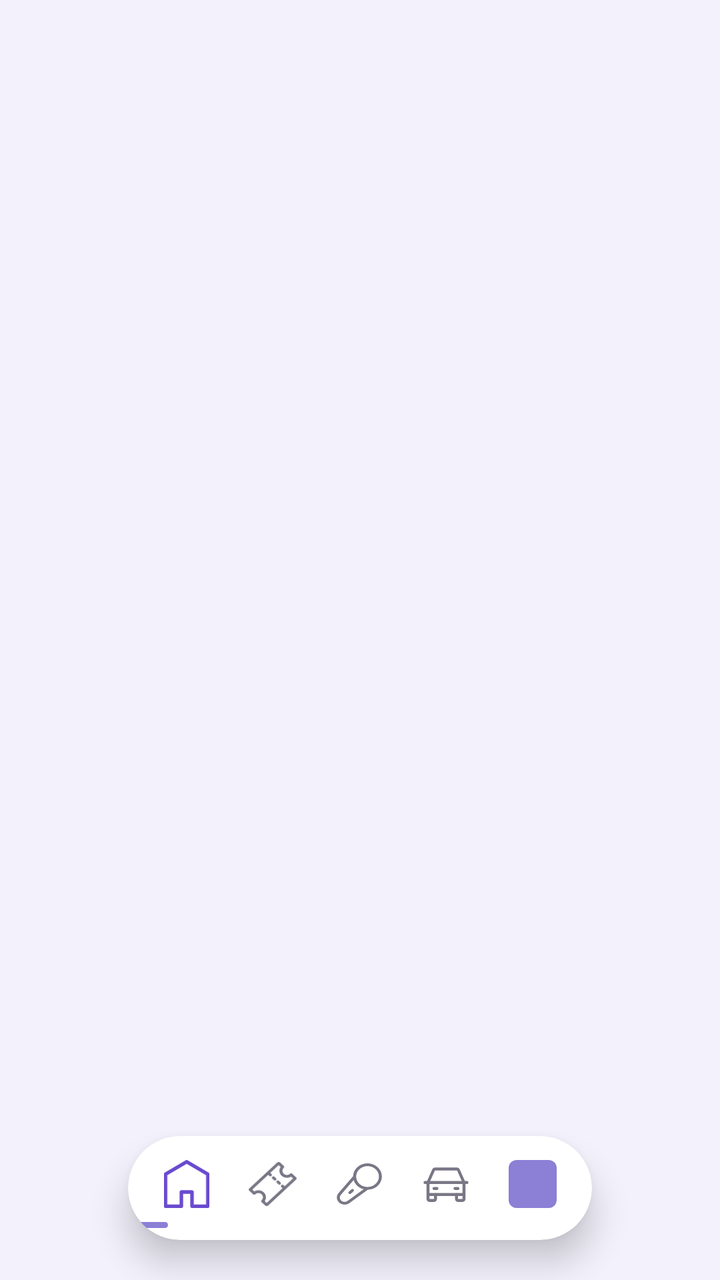
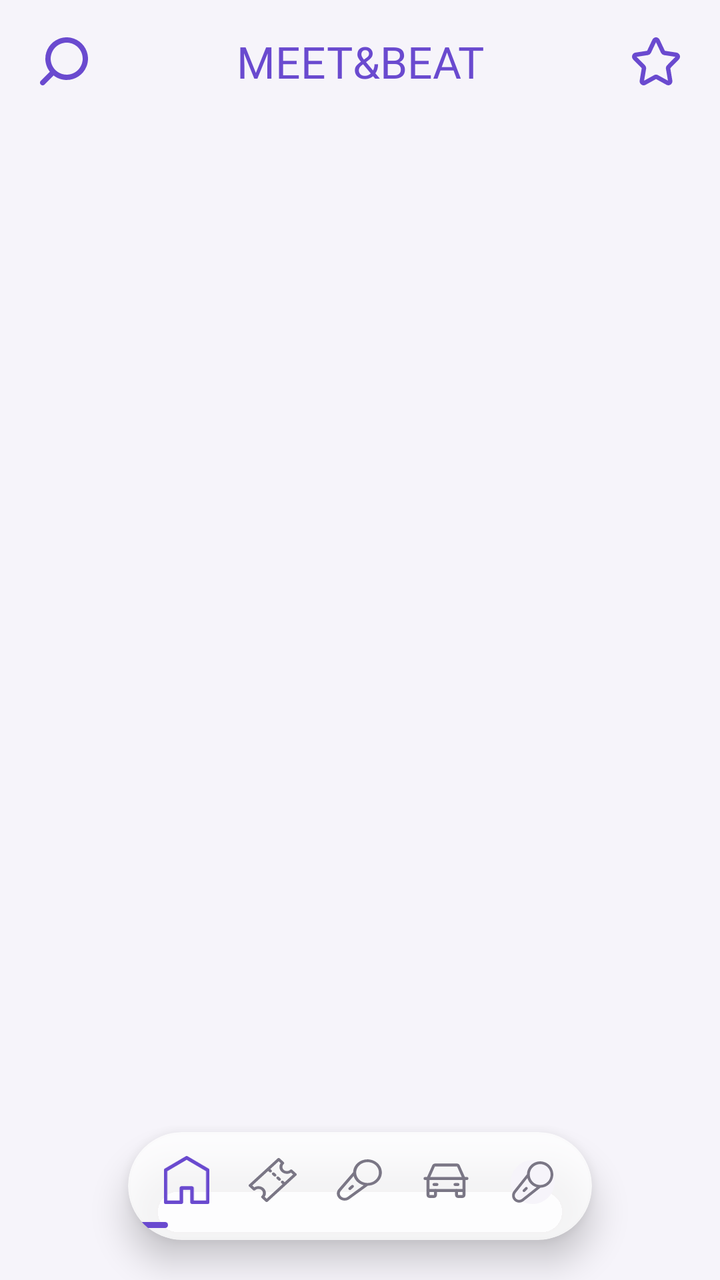

The first picture is an Android layout as it rendered before a commit; the second is the same layout after the commit. The layout source and the unified diff follow.
<!-- AndroidManifest.xml: activity theme Theme.MeetBeat -->
<!-- res/layout/activity_main_container.xml -->
<?xml version="1.0" encoding="utf-8"?>

<FrameLayout xmlns:android="http://schemas.android.com/apk/res/android"
    android:layout_width="match_parent"
    android:layout_height="match_parent"
    android:background="@color/purple_light">

    <FrameLayout
        android:id="@+id/fragmentContainer"
        android:layout_width="match_parent"
        android:layout_height="match_parent" />

    <include
        android:id="@+id/bottomNavContainer"
        layout="@layout/bottom_nav"
        android:layout_width="match_parent"
        android:layout_height="wrap_content"
        android:layout_gravity="bottom"
        android:layout_marginHorizontal="64dp"
        android:layout_marginBottom="20dp" />

</FrameLayout>
<!-- res/layout/bottom_nav.xml (included above) -->
<?xml version="1.0" encoding="utf-8"?>

<androidx.cardview.widget.CardView xmlns:android="http://schemas.android.com/apk/res/android"
    xmlns:app="http://schemas.android.com/apk/res-auto"
    android:layout_width="match_parent"
    android:layout_height="wrap_content"
    app:cardCornerRadius="32dp"
    app:cardElevation="10dp"
    app:cardBackgroundColor="@color/card_background">

    <FrameLayout
        android:layout_width="match_parent"
        android:layout_height="wrap_content">

        <LinearLayout
            android:id="@+id/navItemsContainer"
            android:layout_width="match_parent"
            android:layout_height="wrap_content"
            android:orientation="horizontal"
            android:paddingHorizontal="8dp"
            android:paddingTop="12dp"
            android:paddingBottom="16dp"
            android:weightSum="5">

            <LinearLayout
                android:id="@+id/navHome"
                android:layout_width="0dp"
                android:layout_height="wrap_content"
                android:layout_weight="1"
                android:gravity="center"
                android:clickable="true"
                android:focusable="true">

                <ImageView
                    android:id="@+id/iconHome"
                    android:layout_width="24dp"
                    android:layout_height="24dp"
                    android:src="@drawable/ic_home" />
            </LinearLayout>

            <LinearLayout
                android:id="@+id/navTicket"
                android:layout_width="0dp"
                android:layout_height="wrap_content"
                android:layout_weight="1"
                android:gravity="center"
                android:clickable="true"
                android:focusable="true">

                <ImageView
                    android:id="@+id/iconTicket"
                    android:layout_width="24dp"
                    android:layout_height="24dp"
                    android:src="@drawable/ic_ticket" />
            </LinearLayout>

            <LinearLayout
                android:id="@+id/navMic"
                android:layout_width="0dp"
                android:layout_height="wrap_content"
                android:layout_weight="1"
                android:gravity="center"
                android:clickable="true"
                android:focusable="true">

                <ImageView
                    android:id="@+id/iconMic"
                    android:layout_width="24dp"
                    android:layout_height="24dp"
                    android:src="@drawable/ic_mic" />
            </LinearLayout>

            <LinearLayout
                android:id="@+id/navCart"
                android:layout_width="0dp"
                android:layout_height="wrap_content"
                android:layout_weight="1"
                android:gravity="center"
                android:clickable="true"
                android:focusable="true">

                <ImageView
                    android:id="@+id/iconCart"
                    android:layout_width="24dp"
                    android:layout_height="24dp"
                    android:src="@drawable/ic_cart" />
            </LinearLayout>

            <LinearLayout
                android:id="@+id/navProfile"
                android:layout_width="0dp"
                android:layout_height="wrap_content"
                android:layout_weight="1"
                android:gravity="center"
                android:clickable="true"
                android:focusable="true">

                <ImageView
                    android:id="@+id/iconProfile"
                    android:layout_width="24dp"
                    android:layout_height="24dp"
                    android:src="@drawable/ic_profile_placeholder" />
            </LinearLayout>

        </LinearLayout>

        
        <View
            android:id="@+id/underlineIndicator"
            android:layout_width="20dp"
            android:layout_height="3dp"
            android:layout_gravity="bottom|left"
            android:layout_marginBottom="6dp"
            android:background="@drawable/bg_nav_underline" />

    </FrameLayout>

</androidx.cardview.widget.CardView>
<!-- resources referenced by this layout -->
<resources>
  <color name="card_background">#FFFFFF</color>
  <color name="purple_light">#F3F1FB</color>
  <!-- drawable bg_nav_underline (drawable) -->
  <?xml version="1.0" encoding="utf-8"?>
  
  <shape xmlns:android="http://schemas.android.com/apk/res/android"
      android:shape="rectangle">
      <solid android:color="@color/purple_primary" />
      <corners android:radius="4dp" />
  </shape>
  <!-- drawable ic_profile_placeholder (drawable) -->
  <?xml version="1.0" encoding="utf-8"?>
  
  <shape xmlns:android="http://schemas.android.com/apk/res/android"
      android:shape="rectangle">
      <solid android:color="@color/purple_primary" />
      <corners android:radius="4dp" />
  </shape>
  <style name="Theme.MeetBeat" parent="Base.Theme.MeetBeat" />
  <color name="purple_primary">#8B7FD6</color>
  <style name="Base.Theme.MeetBeat" parent="Theme.Material3.DayNight.NoActionBar">
          
          
      </style>
  <!-- unchanged entries left out for length: 4 -->
</resources>

<!-- the commit's change to res/layout/activity_main_container.xml (unified diff, before → after) -->
@@ -5,10 +5,21 @@
     android:layout_height="match_parent"
     android:background="@color/purple_light">
 
-    <FrameLayout
-        android:id="@+id/fragmentContainer"
+    <LinearLayout
         android:layout_width="match_parent"
-        android:layout_height="match_parent" />
+        android:layout_height="match_parent"
+        android:orientation="vertical">
+
+        
+        <include layout="@layout/app_header" />
+
+        <androidx.viewpager2.widget.ViewPager2
+            android:id="@+id/viewPager"
+            android:layout_width="match_parent"
+            android:layout_height="0dp"
+            android:layout_weight="1" />
+
+    </LinearLayout>
 
     <include
         android:id="@+id/bottomNavContainer"
@@ -20,6 +31,43 @@
         android:layout_marginBottom="20dp" />
 
 </FrameLayout>
+<!-- res/layout/app_header.xml (included above) -->
+<?xml version="1.0" encoding="utf-8"?>
+
+<LinearLayout xmlns:android="http://schemas.android.com/apk/res/android"
+    xmlns:app="http://schemas.android.com/apk/res-auto"
+    android:layout_width="match_parent"
+    android:layout_height="wrap_content"
+    android:orientation="horizontal"
+    android:gravity="center_vertical"
+    android:paddingHorizontal="20dp"
+    android:paddingVertical="16dp">
+
+    <ImageView
+        android:id="@+id/iconSearch"
+        android:layout_width="24dp"
+        android:layout_height="24dp"
+        android:src="@drawable/ic_search"
+        app:tint="@color/purple_primary" />
+
+    <TextView
+        android:layout_width="0dp"
+        android:layout_height="wrap_content"
+        android:layout_weight="1"
+        android:text="MEET&amp;BEAT"
+        android:textColor="@color/purple_primary"
+        android:textSize="22sp"
+        android:fontFamily="@font/antonio_bold"
+        android:gravity="center" />
+
+    <ImageView
+        android:id="@+id/iconNotifications"
+        android:layout_width="24dp"
+        android:layout_height="24dp"
+        android:src="@drawable/ic_notifications"
+        app:tint="@color/purple_primary" />
+
+</LinearLayout>
 <!-- res/layout/bottom_nav.xml (included above) -->
 <?xml version="1.0" encoding="utf-8"?>
 
@@ -29,7 +77,7 @@
     android:layout_height="wrap_content"
     app:cardCornerRadius="32dp"
     app:cardElevation="10dp"
-    app:cardBackgroundColor="@color/card_background">
+    app:cardBackgroundColor="@color/vidro_fundo">
 
     <FrameLayout
         android:layout_width="match_parent"
@@ -120,9 +168,11 @@
 
                 <ImageView
                     android:id="@+id/iconProfile"
-                    android:layout_width="24dp"
-                    android:layout_height="24dp"
-                    android:src="@drawable/ic_profile_placeholder" />
+                    android:layout_width="26dp"
+                    android:layout_height="26dp"
+                    android:padding="2dp"
+                    android:scaleType="centerCrop"
+                    android:src="@drawable/ic_avatar_placeholder" />
             </LinearLayout>
 
         </LinearLayout>
<!-- resource entries referenced after the edit -->
@@ -1,7 +1,6 @@
 <!-- resources referenced by this layout -->
 <resources>
-  <color name="card_background">#FFFFFF</color>
-  <color name="purple_light">#F3F1FB</color>
+  <color name="purple_light">#F6F4FA</color>
   <!-- drawable bg_nav_underline (drawable) -->
   <?xml version="1.0" encoding="utf-8"?>
   
@@ -10,16 +9,49 @@
       <solid android:color="@color/purple_primary" />
       <corners android:radius="4dp" />
   </shape>
-  <!-- drawable ic_profile_placeholder (drawable) -->
+  <!-- drawable ic_avatar_placeholder (drawable) -->
   <?xml version="1.0" encoding="utf-8"?>
-  
-  <shape xmlns:android="http://schemas.android.com/apk/res/android"
-      android:shape="rectangle">
-      <solid android:color="@color/purple_primary" />
-      <corners android:radius="4dp" />
-  </shape>
+  <layer-list xmlns:android="http://schemas.android.com/apk/res/android">
+      <item>
+          <shape android:shape="oval">
+              <solid android:color="@color/purple_light" />
+          </shape>
+      </item>
+      <item
+          android:width="40dp"
+          android:height="40dp"
+          android:gravity="center"
+          android:drawable="@drawable/ic_mic"
+          android:tint="@color/purple_primary" />
+  </layer-list>
+  <!-- drawable ic_notifications (drawable) -->
+  <vector xmlns:android="http://schemas.android.com/apk/res/android"
+      android:width="33dp"
+      android:height="33dp"
+      android:viewportWidth="33"
+      android:viewportHeight="33">
+    <path
+        android:pathData="M17.627,2.236L21.285,9.994C21.464,10.384 21.817,10.657 22.228,10.723L30.415,11.971C30.747,12.019 31.047,12.203 31.249,12.482C31.45,12.761 31.535,13.113 31.487,13.458C31.445,13.741 31.315,14.003 31.115,14.201L25.185,20.265C24.886,20.564 24.751,21 24.828,21.425L26.257,29.972C26.36,30.676 25.903,31.337 25.228,31.458C24.95,31.503 24.665,31.456 24.414,31.324L17.112,27.296C16.747,27.087 16.305,27.087 15.941,27.296L8.596,31.354C7.98,31.683 7.224,31.438 6.896,30.804C6.768,30.548 6.723,30.256 6.767,29.972L8.196,21.425C8.265,21.001 8.132,20.569 7.839,20.265L1.866,14.201C1.378,13.686 1.378,12.858 1.866,12.343C2.066,12.151 2.313,12.022 2.581,11.971L10.768,10.723C11.177,10.652 11.528,10.381 11.711,9.994L15.369,2.236C15.514,1.921 15.774,1.68 16.092,1.568C16.409,1.457 16.756,1.483 17.055,1.641C17.302,1.771 17.502,1.979 17.627,2.236Z"
+        android:strokeLineJoin="round"
+        android:strokeWidth="3"
+        android:fillColor="#00000000"
+        android:fillType="evenOdd"
+        android:strokeColor="#7A7685"
+        android:strokeLineCap="round"/>
+  </vector>
+  <!-- drawable ic_search (drawable) -->
+  <vector xmlns:android="http://schemas.android.com/apk/res/android"
+      android:width="30dp"
+      android:height="30dp"
+      android:viewportWidth="30"
+      android:viewportHeight="30">
+    <path
+        android:pathData="M0.493,27.141L6.158,21.493C4.33,19.165 3.338,16.289 3.342,13.329C3.342,10.693 4.124,8.116 5.588,5.924C7.053,3.732 9.135,2.023 11.57,1.015C14.006,0.006 16.686,-0.258 19.271,0.256C21.857,0.77 24.232,2.04 26.096,3.904C27.96,5.768 29.23,8.143 29.744,10.729C30.258,13.314 29.994,15.994 28.985,18.43C27.976,20.865 26.268,22.947 24.076,24.412C21.884,25.876 19.307,26.658 16.671,26.658C13.711,26.662 10.835,25.67 8.507,23.842L2.859,29.507C2.704,29.663 2.52,29.787 2.317,29.872C2.114,29.956 1.896,30 1.676,30C1.456,30 1.238,29.956 1.035,29.872C0.832,29.787 0.648,29.663 0.493,29.507C0.337,29.352 0.213,29.168 0.128,28.965C0.044,28.762 0,28.544 0,28.324C0,28.104 0.044,27.886 0.128,27.684C0.213,27.48 0.337,27.296 0.493,27.141ZM26.668,13.329C26.668,11.352 26.081,9.419 24.983,7.775C23.885,6.131 22.323,4.85 20.497,4.093C18.67,3.337 16.66,3.139 14.721,3.524C12.781,3.91 11,4.862 9.602,6.26C8.204,7.658 7.252,9.44 6.866,11.379C6.481,13.318 6.679,15.328 7.435,17.155C8.192,18.981 9.473,20.543 11.117,21.641C12.761,22.74 14.694,23.326 16.671,23.326C19.322,23.326 21.865,22.273 23.74,20.398C25.615,18.523 26.668,15.98 26.668,13.329Z"
+        android:fillColor="#7A7685"/>
+  </vector>
   <style name="Theme.MeetBeat" parent="Base.Theme.MeetBeat" />
-  <color name="purple_primary">#8B7FD6</color>
+  <color name="purple_primary">#6A4ACF</color>
+  <color name="vidro_fundo">#CCFFFFFF</color>
   <style name="Base.Theme.MeetBeat" parent="Theme.Material3.DayNight.NoActionBar">
           
           
